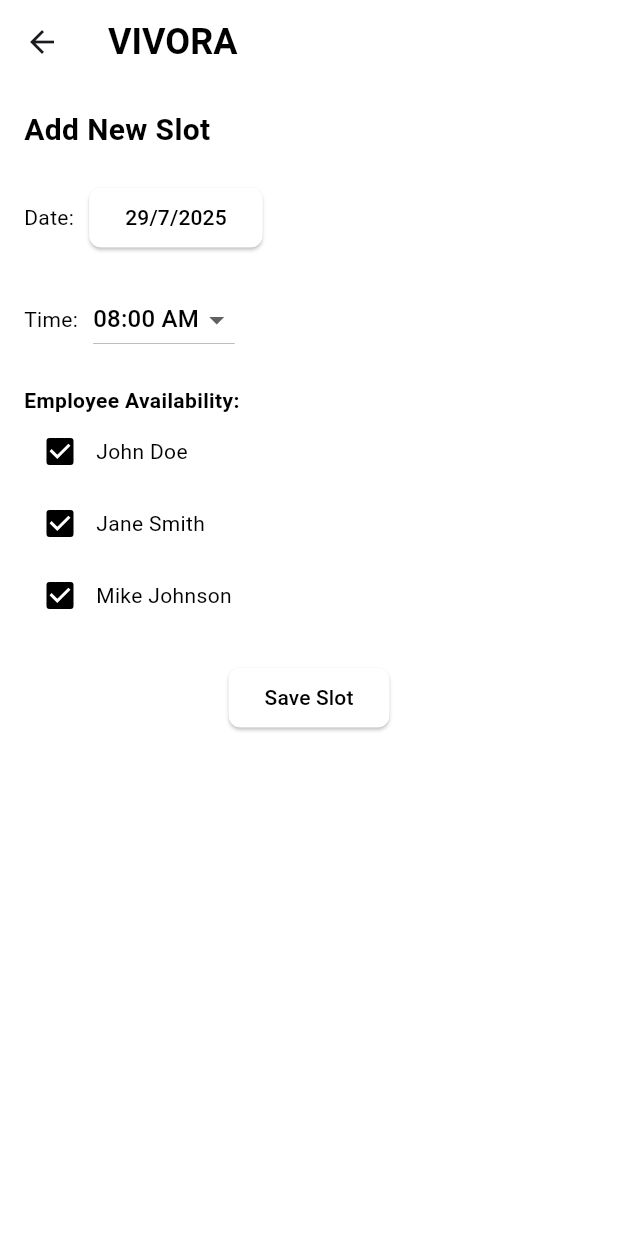
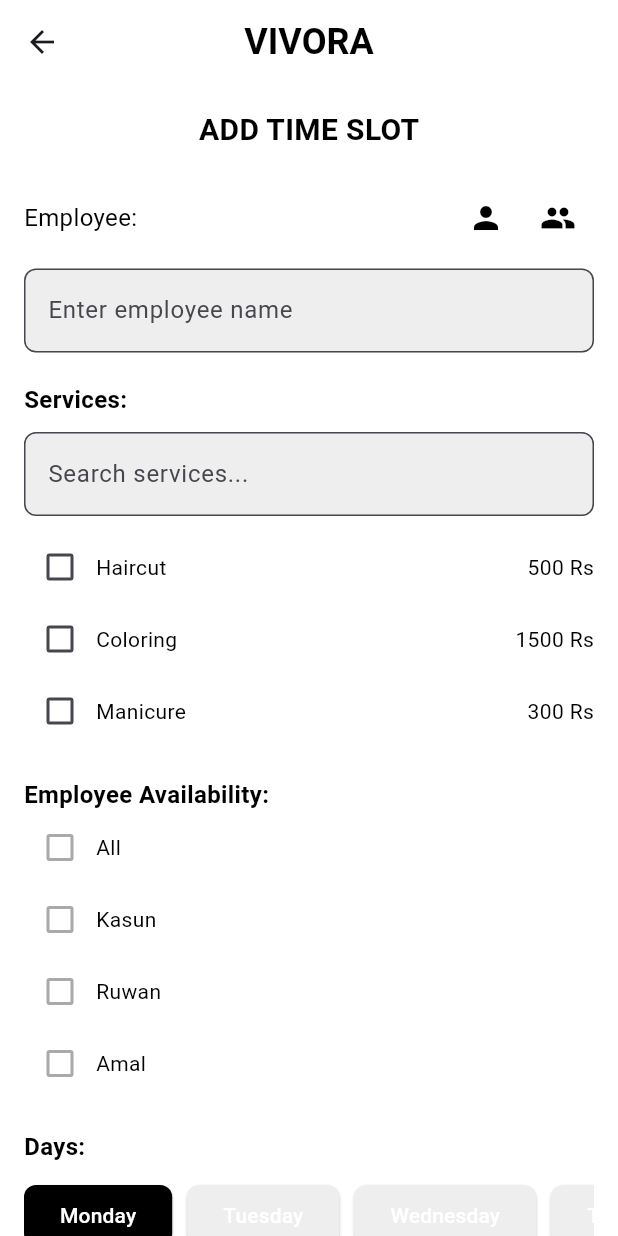
Before and after one commit to jayasinghesasmitha/Vivora-Mobile-app, a Flutter app: the AddSlotScreen screen opened directly, on a phone screen of 412 x 824 dp. Run offline on Flutter 3.47's test engine with Material 3 defaults, Android fonts, the phone set to English and light mode, and no system bars; our stand-ins replace flutter_dotenv, flutter_map, geolocator, google_fonts, latlong2.

Commit message:
Update add_slot.dart

```diff
--- a/salon_app/lib/screens/add_slot.dart
+++ b/salon_app/lib/screens/add_slot.dart
@@ -8,9 +8,41 @@ class AddSlotScreen extends StatefulWidget {
 }
 
 class _AddSlotScreenState extends State<AddSlotScreen> {
-  DateTime selectedDate = DateTime(2025, 7, 29);
+  String selectedEmployee = '';
+  String selectedDay = 'Monday';
   String selectedTime = '08:00 AM';
-  List<bool> employeeAvailability = [true, true, true];
+  final List<bool> employeeAvailability = [false, false, false, false]; // Added 'All' as the first option
+  final List<Map<String, dynamic>> services = [
+    {'name': 'Haircut', 'price': 500},
+    {'name': 'Coloring', 'price': 1500},
+    {'name': 'Manicure', 'price': 300},
+  ];
+  final List<bool> selectedServices = [false, false, false];
+  List<Map<String, dynamic>> filteredServices = [];
+  final TextEditingController searchController = TextEditingController();
+  final TextEditingController employeeController = TextEditingController();
+  final List<String> days = ['Monday', 'Tuesday', 'Wednesday', 'Thursday', 'Friday', 'Saturday', 'Sunday'];
+
+  @override
+  void initState() {
+    super.initState();
+    filteredServices = List.from(services);
+    searchController.addListener(_filterServices);
+  }
+
+  void _filterServices() {
+    final query = searchController.text.toLowerCase();
+    setState(() {
+      filteredServices = services.where((service) => service['name'].toLowerCase().contains(query)).toList();
+    });
+  }
+
+  @override
+  void dispose() {
+    searchController.dispose();
+    employeeController.dispose();
+    super.dispose();
+  }
 
   @override
   Widget build(BuildContext context) {
@@ -19,78 +51,165 @@ class _AddSlotScreenState extends State<AddSlotScreen> {
         title: const Text('VIVORA', style: TextStyle(color: Colors.black, fontSize: 24, fontWeight: FontWeight.bold)),
         backgroundColor: Colors.white,
         elevation: 0,
+        centerTitle: true,
       ),
       backgroundColor: Colors.white,
-      body: Padding(
+      body: SingleChildScrollView(
+        child: Padding(
           padding: const EdgeInsets.all(16.0),
           child: Column(
             crossAxisAlignment: CrossAxisAlignment.start,
             children: [
-            const Text('Add New Slot', style: TextStyle(color: Colors.black, fontSize: 20, fontWeight: FontWeight.bold)),
+              const Center(
+                child: Text('ADD TIME SLOT', style: TextStyle(color: Colors.black, fontSize: 20, fontWeight: FontWeight.bold)),
+              ),
               const SizedBox(height: 20),
               Row(
+                mainAxisAlignment: MainAxisAlignment.spaceBetween,
                 children: [
-                const Text('Date:', style: TextStyle(color: Colors.black)),
-                const SizedBox(width: 10),
-                ElevatedButton(
-                  onPressed: () async {
-                    final DateTime? picked = await showDatePicker(
-                      context: context,
-                      initialDate: selectedDate,
-                      firstDate: DateTime(2025),
-                      lastDate: DateTime(2026),
-                    );
-                    if (picked != null) setState(() => selectedDate = picked);
-                  },
-                  style: ElevatedButton.styleFrom(
-                    backgroundColor: Colors.white,
-                    shape: RoundedRectangleBorder(borderRadius: BorderRadius.circular(8)),
+                  const Text('Employee:', style: TextStyle(color: Colors.black, fontSize: 16)),
+                  Row(
+                    children: [
+                      IconButton(
+                        icon: const Icon(Icons.person),
+                        onPressed: () {},
+                        color: Colors.black,
                       ),
-                  child: Text('${selectedDate.day}/${selectedDate.month}/${selectedDate.year}', style: const TextStyle(color: Colors.black)),
+                      IconButton(
+                        icon: const Icon(Icons.group),
+                        onPressed: () {},
+                        color: Colors.black,
                       ),
                     ],
                   ),
+                ],
+              ),
+              const SizedBox(height: 10),
+              TextField(
+                controller: employeeController,
+                decoration: InputDecoration(
+                  hintText: 'Enter employee name',
+                  border: OutlineInputBorder(borderRadius: BorderRadius.circular(8)),
+                  filled: true,
+                  fillColor: Colors.grey[200],
+                ),
+                onChanged: (value) {
+                  setState(() {
+                    selectedEmployee = value;
+                  });
+                },
+              ),
               const SizedBox(height: 20),
+              const Text('Services:', style: TextStyle(color: Colors.black, fontSize: 16, fontWeight: FontWeight.bold)),
+              const SizedBox(height: 10),
+              TextField(
+                controller: searchController,
+                decoration: InputDecoration(
+                  hintText: 'Search services...',
+                  border: OutlineInputBorder(borderRadius: BorderRadius.circular(8)),
+                  filled: true,
+                  fillColor: Colors.grey[200],
+                ),
+              ),
+              const SizedBox(height: 10),
+              ...List.generate(filteredServices.length, (index) => Row(
+                    mainAxisAlignment: MainAxisAlignment.spaceBetween,
+                    children: [
                       Row(
                         children: [
-                const Text('Time:', style: TextStyle(color: Colors.black)),
-                const SizedBox(width: 10),
-                DropdownButton<String>(
-                  value: selectedTime,
-                  items: List.generate(16, (index) {
-                    final hour = 8 + (index ~/ 2);
-                    final minute = (index % 2) * 30;
-                    return DropdownMenuItem<String>(
-                      value: '${hour.toString().padLeft(2, '0')}:${minute.toString().padLeft(2, '0')} ${hour < 12 ? 'AM' : 'PM'}',
-                      child: Text('${hour.toString().padLeft(2, '0')}:${minute.toString().padLeft(2, '0')} ${hour < 12 ? 'AM' : 'PM'}', style: const TextStyle(color: Colors.black)),
-                    );
-                  }).toList(),
-                  onChanged: (String? newValue) {
-                    setState(() {
-                      selectedTime = newValue!;
-                    });
-                  },
-                  dropdownColor: Colors.white,
-                ),
-              ],
-            ),
-            const SizedBox(height: 20),
-            const Text('Employee Availability:', style: TextStyle(color: Colors.black, fontWeight: FontWeight.bold)),
-            ...List.generate(3, (index) => Row(
-                  children: [
                           Checkbox(
-                      value: employeeAvailability[index],
+                            value: selectedServices[index],
                             onChanged: (bool? value) {
                               setState(() {
-                          employeeAvailability[index] = value ?? false;
+                                selectedServices[index] = value ?? false;
                               });
                             },
                             activeColor: Colors.black,
                             checkColor: Colors.white,
                           ),
-                    Text(['John Doe', 'Jane Smith', 'Mike Johnson'][index], style: const TextStyle(color: Colors.black)),
+                          Text(filteredServices[index]['name'], style: const TextStyle(color: Colors.black)),
+                        ],
+                      ),
+                      Text('${filteredServices[index]['price']} Rs', style: const TextStyle(color: Colors.black)),
                     ],
                   )),
+              const SizedBox(height: 20),
+              const Text('Employee Availability:', style: TextStyle(color: Colors.black, fontSize: 16, fontWeight: FontWeight.bold)),
+              ...List.generate(4, (index) => Row(
+                    children: [
+                      Checkbox(
+                        value: employeeAvailability[index],
+                        onChanged: selectedEmployee.isEmpty
+                            ? null
+                            : (bool? value) {
+                                setState(() {
+                                  employeeAvailability[index] = value ?? false;
+                                  if (index == 0 && value == true) {
+                                    employeeAvailability.setAll(1, [true, true, true]);
+                                  } else if (index > 0 && value == true) {
+                                    employeeAvailability[0] = false;
+                                  }
+                                });
+                              },
+                        activeColor: Colors.black,
+                        checkColor: Colors.white,
+                      ),
+                      Text(['All', 'Kasun', 'Ruwan', 'Amal'][index], style: const TextStyle(color: Colors.black)),
+                    ],
+                  )),
+              const SizedBox(height: 20),
+              const Text('Days:', style: TextStyle(color: Colors.black, fontSize: 16, fontWeight: FontWeight.bold)),
+              const SizedBox(height: 10),
+              SingleChildScrollView(
+                scrollDirection: Axis.horizontal,
+                child: Row(
+                  children: days.map((day) => Padding(
+                        padding: const EdgeInsets.only(right: 10),
+                        child: ElevatedButton(
+                          onPressed: () {
+                            setState(() {
+                              selectedDay = day;
+                            });
+                          },
+                          style: ElevatedButton.styleFrom(
+                            backgroundColor: selectedDay == day ? Colors.black : Colors.grey[200],
+                            shape: RoundedRectangleBorder(borderRadius: BorderRadius.circular(8)),
+                          ),
+                          child: Text(day, style: const TextStyle(color: Colors.white)),
+                        ),
+                      )).toList(),
+                ),
+              ),
+              const SizedBox(height: 20),
+              const Text('Time Slots:', style: TextStyle(color: Colors.black, fontSize: 16, fontWeight: FontWeight.bold)),
+              const SizedBox(height: 10),
+              SizedBox(
+                height: 200, // Fixed height to avoid unbounded height issue
+                child: SingleChildScrollView(
+                  child: Column(
+                    children: List.generate(16, (index) {
+                      final hour = 8 + (index ~/ 2);
+                      final minute = (index % 2) * 30;
+                      final time = '${hour.toString().padLeft(2, '0')}:${minute.toString().padLeft(2, '0')} ${hour < 12 ? 'AM' : 'PM'}';
+                      return Padding(
+                        padding: const EdgeInsets.symmetric(vertical: 4.0),
+                        child: ElevatedButton(
+                          onPressed: () {
+                            setState(() {
+                              selectedTime = time;
+                            });
+                          },
+                          style: ElevatedButton.styleFrom(
+                            backgroundColor: selectedTime == time ? Colors.black : Colors.grey[200],
+                            shape: RoundedRectangleBorder(borderRadius: BorderRadius.circular(8)),
+                          ),
+                          child: Text(time, style: const TextStyle(color: Colors.white)),
+                        ),
+                      );
+                    }),
+                  ),
+                ),
+              ),
               const SizedBox(height: 20),
               Center(
                 child: ElevatedButton(
@@ -101,12 +220,13 @@ class _AddSlotScreenState extends State<AddSlotScreen> {
                     backgroundColor: Colors.white,
                     shape: RoundedRectangleBorder(borderRadius: BorderRadius.circular(8)),
                   ),
-                child: const Text('Save Slot', style: TextStyle(color: Colors.black)),
+                  child: const Text('ADD', style: TextStyle(color: Colors.black)),
                 ),
               ),
             ],
           ),
         ),
+      ),
     );
   }
 }
```
Lines whose indentation alone changed are shown as unchanged.
